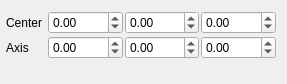
Old version of the form src/Mod/Fem/Gui/LineWidget.ui in the repository makkemal/FreeCAD.
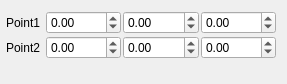
New version of the form.

What changed in the file:
```diff
--- a/src/Mod/Fem/Gui/LineWidget.ui
+++ b/src/Mod/Fem/Gui/LineWidget.ui
@@ -26,7 +26,7 @@
    <item row="0" column="0">
     <widget class="QLabel" name="label">
      <property name="text">
-      <string>Center</string>
+      <string>Point1</string>
      </property>
      <property name="alignment">
       <set>Qt::AlignCenter</set>
@@ -109,7 +109,7 @@
    <item row="1" column="0">
     <widget class="QLabel" name="label_2">
      <property name="text">
-      <string>Axis</string>
+      <string>Point2</string>
      </property>
      <property name="alignment">
       <set>Qt::AlignCenter</set>
```
Left out of the diff: 12 changed lines with no effect on the pictures.
